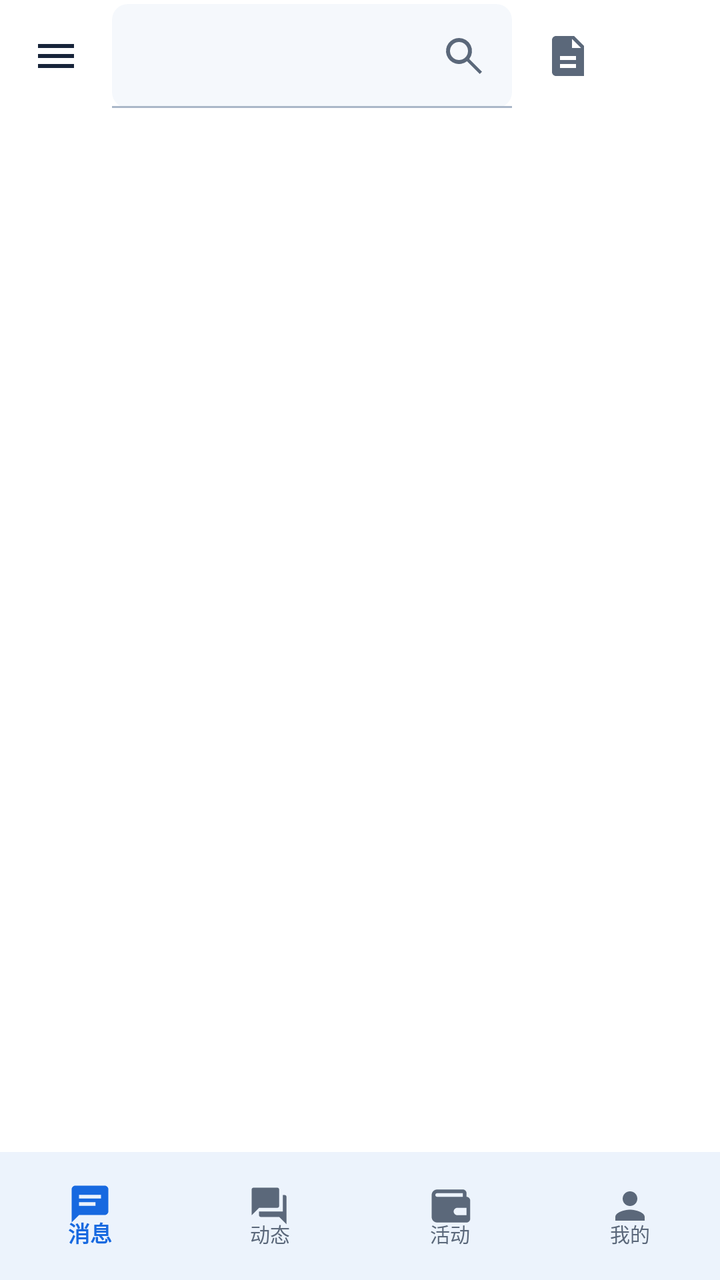
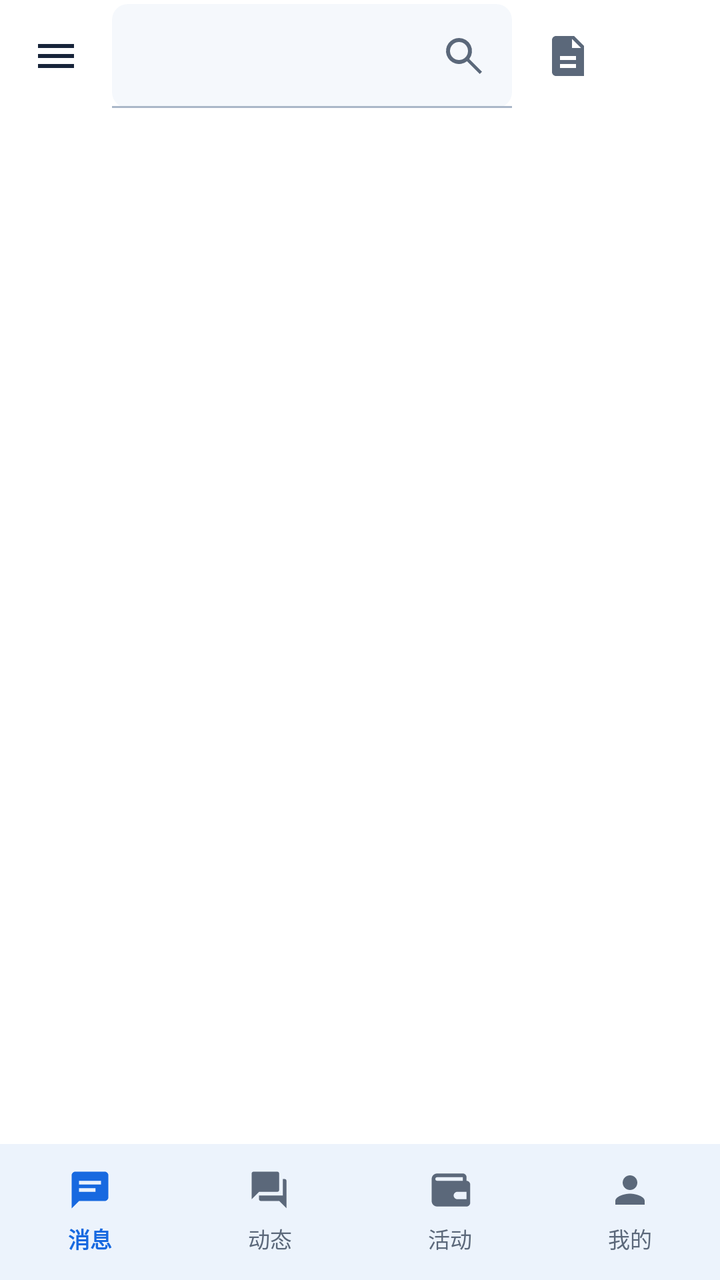

Before-and-after screenshots of an Android layout around one commit, followed by the original layout XML and the change that was made.
<!-- AndroidManifest.xml: application theme Theme.Yiyunying -->
<!-- res/layout/fragment_user_shell.xml -->
<?xml version="1.0" encoding="utf-8"?>
<LinearLayout xmlns:android="http://schemas.android.com/apk/res/android"
    xmlns:app="http://schemas.android.com/apk/res-auto"
    android:layout_width="match_parent"
    android:layout_height="match_parent"
    android:background="@color/surface"
    android:orientation="vertical">

    <LinearLayout
        android:id="@+id/topActions"
        android:layout_width="match_parent"
        android:layout_height="56dp"
        android:gravity="center_vertical"
        android:orientation="horizontal"
        android:paddingStart="4dp"
        android:paddingEnd="4dp">

        <ImageButton
            android:id="@+id/menuButton"
            android:layout_width="48dp"
            android:layout_height="48dp"
            android:background="?attr/selectableItemBackgroundBorderless"
            android:contentDescription="打开功能菜单"
            android:padding="12dp"
            android:src="@drawable/ic_menu"
            android:tooltipText="功能菜单" />

        <com.google.android.material.textfield.TextInputLayout
            android:id="@+id/searchLayout"
            style="@style/Widget.Material3.TextInputLayout.FilledBox.Dense"
            android:layout_width="0dp"
            android:layout_height="52dp"
            android:layout_marginHorizontal="4dp"
            android:layout_weight="1"
            app:boxBackgroundColor="@color/surface_container"
            app:boxCornerRadiusBottomEnd="8dp"
            app:boxCornerRadiusBottomStart="8dp"
            app:boxCornerRadiusTopEnd="8dp"
            app:boxCornerRadiusTopStart="8dp"
            app:endIconDrawable="@drawable/ic_search"
            app:endIconMode="custom">

            <com.google.android.material.textfield.TextInputEditText
                android:id="@+id/searchInput"
                android:layout_width="match_parent"
                android:layout_height="match_parent"
                android:imeOptions="actionSearch"
                android:inputType="text"
                android:maxLines="1"
                android:textSize="15sp" />
        </com.google.android.material.textfield.TextInputLayout>

        <ImageButton
            android:id="@+id/notesButton"
            android:layout_width="48dp"
            android:layout_height="48dp"
            android:background="?attr/selectableItemBackgroundBorderless"
            android:contentDescription="我的笔记"
            android:padding="12dp"
            android:src="@drawable/ic_document"
            android:tooltipText="我的笔记" />

        <ImageButton
            android:id="@+id/primaryAction"
            android:layout_width="48dp"
            android:layout_height="48dp"
            android:background="?attr/selectableItemBackgroundBorderless"
            android:contentDescription="页面操作"
            android:padding="12dp"
            android:src="@drawable/ic_add" />
    </LinearLayout>

    <androidx.viewpager2.widget.ViewPager2
        android:id="@+id/pager"
        android:layout_width="match_parent"
        android:layout_height="0dp"
        android:layout_weight="1" />

    <com.google.android.material.bottomnavigation.BottomNavigationView
        android:id="@+id/bottomNavigation"
        android:layout_width="match_parent"
        android:layout_height="@dimen/bottom_dock_height"
        android:minHeight="0dp"
        android:paddingTop="4dp"
        android:paddingBottom="3dp"
        android:background="@color/glass_surface_strong"
        android:elevation="8dp"
        app:itemActiveIndicatorStyle="@style/Widget.Material3.BottomNavigationView.ActiveIndicator"
        app:itemHorizontalTranslationEnabled="false"
        app:itemIconSize="22dp"
        app:itemIconTint="@color/bottom_navigation_tint"
        app:itemTextAppearanceActive="@style/TextAppearance.Yiyunying.BottomNavigation.Active"
        app:itemTextAppearanceInactive="@style/TextAppearance.Yiyunying.BottomNavigation.Inactive"
        app:itemTextColor="@color/bottom_navigation_tint"
        app:labelVisibilityMode="labeled"
        app:menu="@menu/user_bottom_navigation" />
</LinearLayout>
<!-- resources referenced by this layout -->
<resources>
  <color name="glass_surface_strong">#F5FFFFFF</color>
  <color name="surface">#FFFFFF</color>
  <color name="surface_container">#F5F8FC</color>
  <dimen name="bottom_dock_height">64dp</dimen>
  <!-- drawable ic_add (drawable) -->
  <vector xmlns:android="http://schemas.android.com/apk/res/android" android:width="24dp" android:height="24dp" android:viewportWidth="24" android:viewportHeight="24">
      <path android:fillColor="?attr/colorOnPrimary" android:pathData="M19,13h-6v6h-2v-6H5v-2h6V5h2v6h6v2z" />
  </vector>
  <!-- drawable ic_document (drawable) -->
  <vector xmlns:android="http://schemas.android.com/apk/res/android" android:width="24dp" android:height="24dp" android:viewportWidth="24" android:viewportHeight="24">
      <path android:fillColor="@color/on_surface_variant" android:pathData="M6,2h9l5,5v15H6c-1.1,0 -2,-0.9 -2,-2V4c0,-1.1 0.9,-2 2,-2zM14,3.5V8h4.5L14,3.5zM8,12v2h8v-2H8zM8,16v2h8v-2H8z" />
  </vector>
  <!-- drawable ic_menu (drawable) -->
  <vector xmlns:android="http://schemas.android.com/apk/res/android" android:width="24dp" android:height="24dp" android:viewportWidth="24" android:viewportHeight="24">
      <path android:fillColor="@color/on_surface" android:pathData="M3,18h18v-2H3v2zM3,13h18v-2H3v2zM3,6v2h18V6H3z" />
  </vector>
  <!-- drawable ic_search (drawable) -->
  <vector xmlns:android="http://schemas.android.com/apk/res/android" android:width="24dp" android:height="24dp" android:viewportWidth="24" android:viewportHeight="24">
      <path android:fillColor="@color/on_surface_variant" android:pathData="M9.5,3a6.5,6.5 0,1 0,3.98 11.64L19.85,21 21,19.85l-6.36,-6.37A6.5,6.5 0,0 0,9.5 3zM9.5,5a4.5,4.5 0,1 1,0 9a4.5,4.5 0,0 1,0 -9z" />
  </vector>
  <style name="TextAppearance.Yiyunying.BottomNavigation.Active" parent="TextAppearance.Material3.LabelMedium">
          <item name="android:textSize">11sp</item>
          <item name="android:textStyle">bold</item>
          <item name="android:letterSpacing">0</item>
      </style>
  <style name="TextAppearance.Yiyunying.BottomNavigation.Inactive" parent="TextAppearance.Material3.LabelMedium">
          <item name="android:textSize">10sp</item>
          <item name="android:letterSpacing">0</item>
      </style>
  <style name="Theme.Yiyunying" parent="Theme.Yiyunying.Base" />
  <color name="on_surface_variant">#5B687A</color>
  <color name="on_surface">#17243A</color>
  <color name="primary">#1769E0</color>
  <color name="on_primary">#FFFFFF</color>
  <color name="primary_container">#E8F1FF</color>
  <color name="on_primary_container">#123A72</color>
  <color name="secondary">#4B78B8</color>
  <color name="on_secondary">#FFFFFF</color>
  <color name="secondary_container">#EAF2FF</color>
  <color name="tertiary">#476DA5</color>
  <color name="error">#BA1A1A</color>
  <color name="outline">#AAB7C8</color>
  <style name="Widget.Yiyunying.Card" parent="Widget.Material3.CardView.Elevated">
          <item name="cardCornerRadius">8dp</item>
          <item name="cardElevation">1dp</item>
          <item name="cardBackgroundColor">@color/glass_surface</item>
          <item name="strokeColor">@color/glass_outline</item>
          <item name="strokeWidth">1dp</item>
      </style>
  <style name="Widget.Yiyunying.Button" parent="Widget.Material3.Button">
          <item name="cornerRadius">8dp</item>
          <item name="android:minHeight">48dp</item>
          <item name="android:textAllCaps">false</item>
      </style>
  <color name="glass_surface">#E8FFFFFF</color>
  <color name="glass_outline">#80C4CFDD</color>
  <!-- unchanged entries left out for length: 1 -->
</resources>

<!-- the commit's change to res/layout/fragment_user_shell.xml (unified diff, before → after) -->
@@ -80,9 +80,6 @@
         android:id="@+id/bottomNavigation"
         android:layout_width="match_parent"
         android:layout_height="@dimen/bottom_dock_height"
-        android:minHeight="0dp"
-        android:paddingTop="4dp"
-        android:paddingBottom="3dp"
         android:background="@color/glass_surface_strong"
         android:elevation="8dp"
         app:itemActiveIndicatorStyle="@style/Widget.Material3.BottomNavigationView.ActiveIndicator"
<!-- resource entries referenced after the edit -->
@@ -3,7 +3,7 @@
   <color name="glass_surface_strong">#F5FFFFFF</color>
   <color name="surface">#FFFFFF</color>
   <color name="surface_container">#F5F8FC</color>
-  <dimen name="bottom_dock_height">64dp</dimen>
+  <dimen name="bottom_dock_height">68dp</dimen>
   <!-- drawable ic_add (drawable) -->
   <vector xmlns:android="http://schemas.android.com/apk/res/android" android:width="24dp" android:height="24dp" android:viewportWidth="24" android:viewportHeight="24">
       <path android:fillColor="?attr/colorOnPrimary" android:pathData="M19,13h-6v6h-2v-6H5v-2h6V5h2v6h6v2z" />
@@ -26,7 +26,7 @@
           <item name="android:letterSpacing">0</item>
       </style>
   <style name="TextAppearance.Yiyunying.BottomNavigation.Inactive" parent="TextAppearance.Material3.LabelMedium">
-          <item name="android:textSize">10sp</item>
+          <item name="android:textSize">11sp</item>
           <item name="android:letterSpacing">0</item>
       </style>
   <style name="Theme.Yiyunying" parent="Theme.Yiyunying.Base" />
